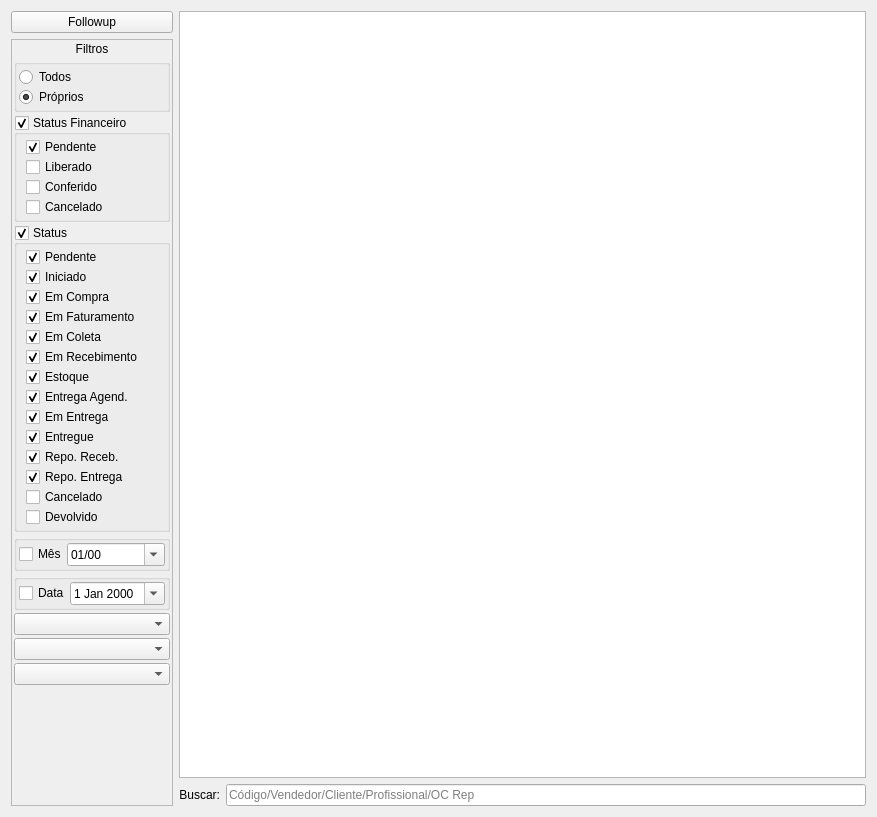
Above: ui/widgetvenda.ui from darktorres/ERP-STACCATO before the change. Below: the same form after it.
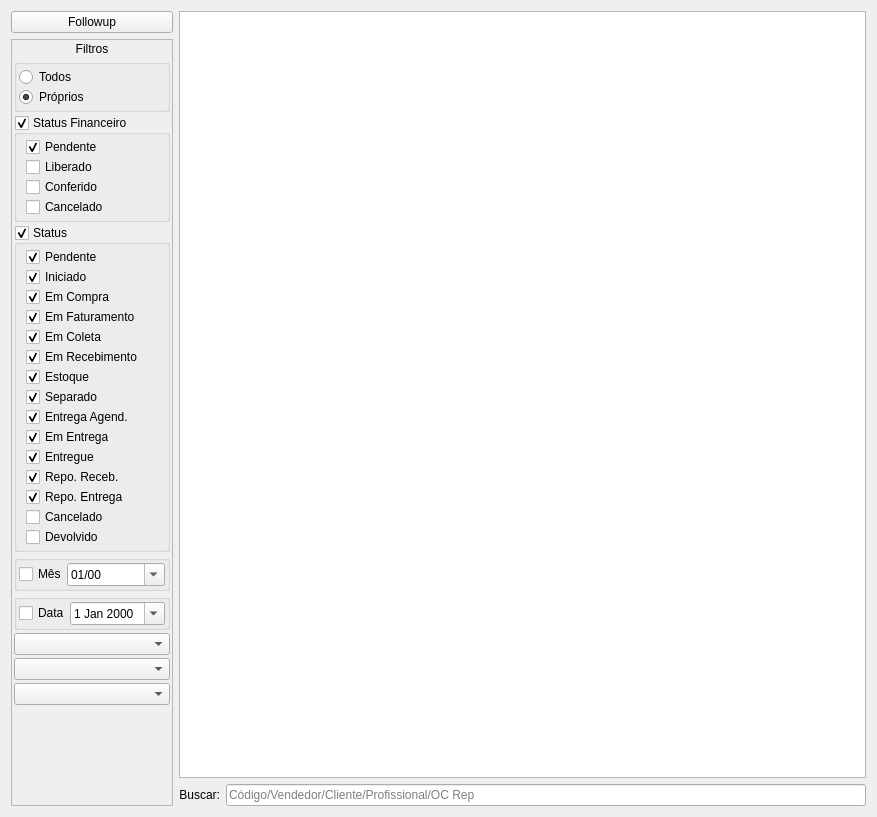
That is the form after the change. Custom widgets are drawn as their Qt base class.

Commit message:
Adicionar filtro de status 'Separado' nas telas de Vendas e Compras Pendentes
venda.status e pedido_fornecedor podem assumir SEPARADO via cascade; sem o checkbox, vendas/compras SEPARADO ficavam ocultas (em Vendas, ocultas por padrao). Inclui conexoes do sinal toggled->montaFiltro.

Patch:
```diff
--- a/ui/widgetvenda.ui
+++ b/ui/widgetvenda.ui
@@ -357,6 +357,19 @@
                  </property>
                 </widget>
                </item>
+               <item>
+                <widget class="QCheckBox" name="checkBoxSeparado">
+                 <property name="enabled">
+                  <bool>true</bool>
+                 </property>
+                 <property name="text">
+                  <string>Separado</string>
+                 </property>
+                 <property name="checked">
+                  <bool>true</bool>
+                 </property>
+                </widget>
+               </item>
                <item>
                 <widget class="QCheckBox" name="checkBoxEntregaAgend">
                  <property name="enabled">
```
Left out of the diff: 1 changed line with no effect on the pictures. The commit also changes 3 other files.
